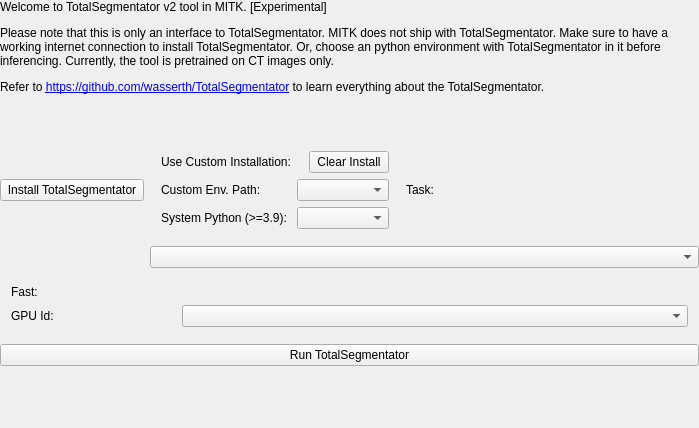
Qt form Modules/SegmentationUI/Qmitk/QmitkTotalSegmentatorGUIControls.ui (MITK/MITK) before a commit.
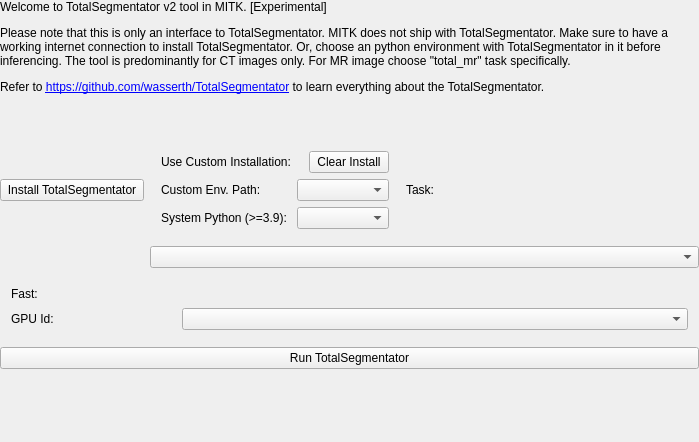
The same form after that commit. Custom widgets are drawn as their Qt base class.

Patch:
```diff
--- a/Modules/SegmentationUI/Qmitk/QmitkTotalSegmentatorGUIControls.ui
+++ b/Modules/SegmentationUI/Qmitk/QmitkTotalSegmentatorGUIControls.ui
@@ -55,8 +55,8 @@
         </sizepolicy>
        </property>
        <property name="text">
-        <string>&lt;html&gt;&lt;head/&gt;&lt;body&gt;&lt;p&gt;Welcome to TotalSegmentator v2 tool in MITK. [Experimental]&lt;/p&gt;&lt;p&gt;Please note that this is only an interface to TotalSegmentator. MITK does not ship with TotalSegmentator. Make sure to have a working internet connection to install TotalSegmentator. Or, choose an python environment with TotalSegmentator in it before inferencing.
-		 Currently, the tool is pretrained on CT images only. &lt;/p&gt;&lt;p&gt;Refer to &lt;a href=&quot;https://github.com/wasserth/TotalSegmentator&quot;&gt;&lt;span style=&quot; text-decoration: underline; color:#0000ff;&quot;&gt;https://github.com/wasserth/TotalSegmentator&lt;/span&gt;&lt;/a&gt; to learn everything about the TotalSegmentator.&lt;/p&gt;&lt;p&gt;&lt;br/&gt;&lt;/p&gt;&lt;/body&gt;&lt;/html&gt;</string>
+        <string>&lt;html&gt;&lt;head/&gt;&lt;body&gt;&lt;p&gt;Welcome to TotalSegmentator v2 tool in MITK. [Experimental]&lt;/p&gt;&lt;p&gt;Please note that this is only an interface to TotalSegmentator. MITK does not ship with TotalSegmentator. Make sure to have a working internet connection to install TotalSegmentator. Or, choose an python environment with TotalSegmentator in it before inferencing. 
+        The tool is predominantly for CT images only. For MR image choose &amp;quot;total_mr&amp;quot; task specifically. &lt;/p&gt;&lt;p&gt;Refer to &lt;a href=&quot;https://github.com/wasserth/TotalSegmentator&quot;&gt;&lt;span style=&quot; text-decoration: underline; color:#0000ff;&quot;&gt;https://github.com/wasserth/TotalSegmentator&lt;/span&gt;&lt;/a&gt; to learn everything about the TotalSegmentator.&lt;/p&gt;&lt;p&gt;&lt;br/&gt;&lt;/p&gt;&lt;/body&gt;&lt;/html&gt;</string>
        </property>
        <property name="textFormat">
         <enum>Qt::RichText</enum>
```
Lines whose indentation alone changed are shown as unchanged.
